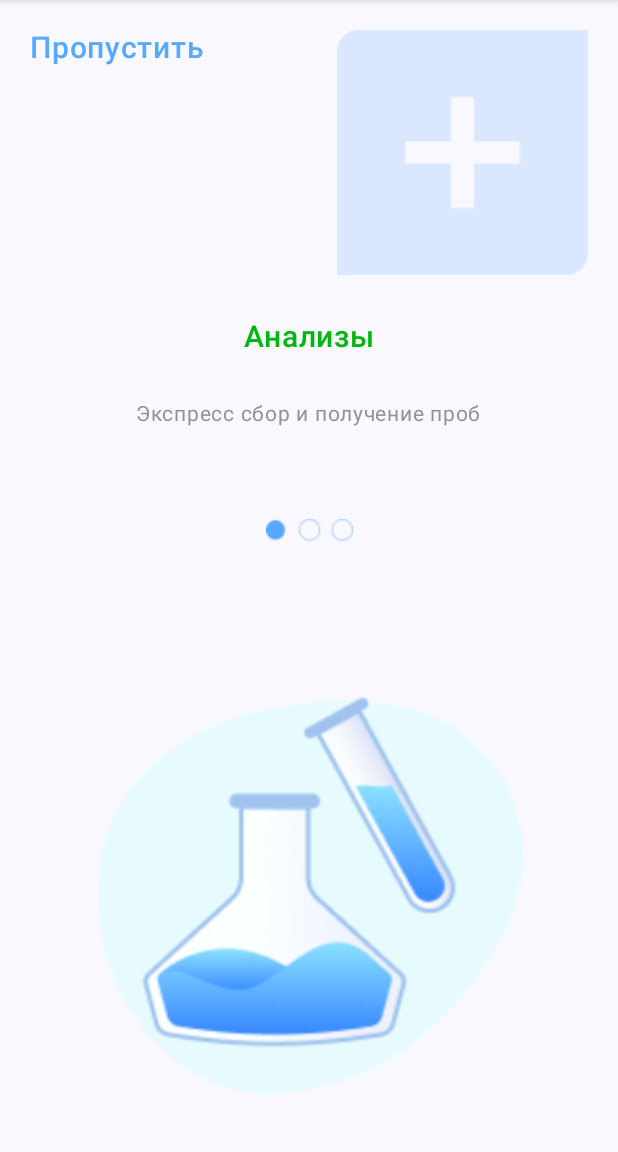
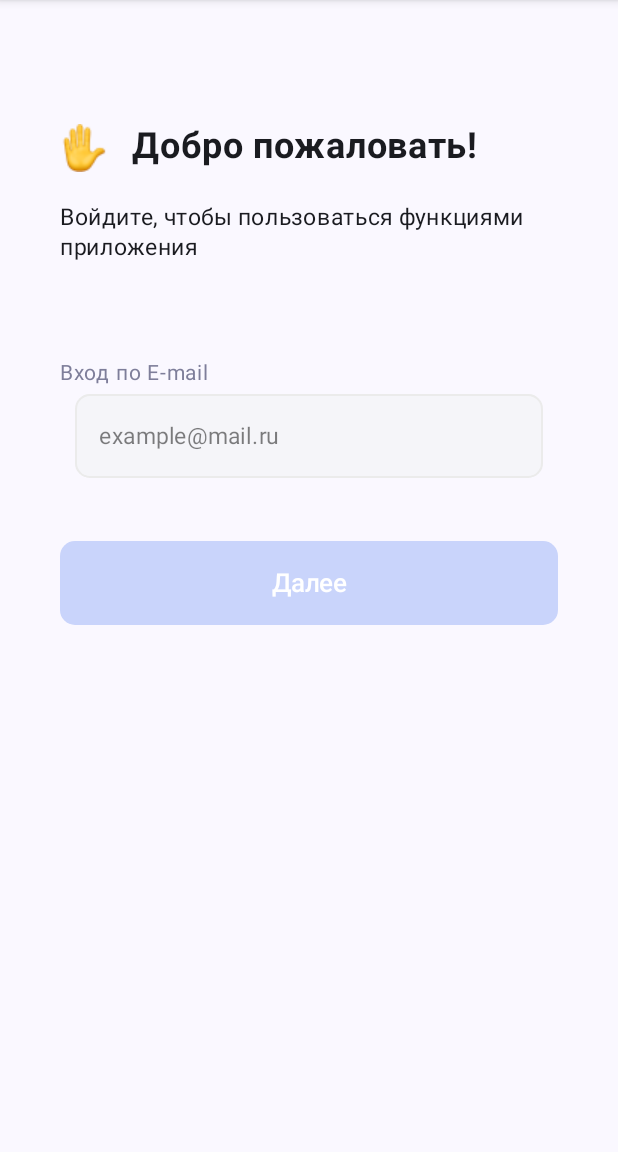
Before and after one commit to Mashka2004/Smartlab, an Android app built with Jetpack Compose: the screen it shows after launch (MainActivity), after a tap on "Пропустить", on a phone screen of 412 x 824 dp, the part 84-1236 px from its top. Run offline under Robolectric (Android 15) with nearby library versions, the phone set to English and light mode, and no system bars.

Commit message:
Добавили дополнительные экраны, логику и переходы

```diff
--- a/app/build.gradle.kts
+++ b/app/build.gradle.kts
@@ -51,6 +51,7 @@ dependencies {
     implementation(libs.androidx.material3)
     implementation(libs.androidx.core.splashscreen)
     implementation(libs.foundation)
+    implementation(libs.androidx.navigation.compose)
     testImplementation(libs.junit)
     androidTestImplementation(libs.androidx.junit)
     androidTestImplementation(libs.androidx.espresso.core)
--- a/app/src/main/java/com/example/smartlab/MainActivity.kt
+++ b/app/src/main/java/com/example/smartlab/MainActivity.kt
@@ -4,22 +4,17 @@ import android.os.Bundle
 import androidx.activity.ComponentActivity
 import androidx.activity.compose.setContent
 import androidx.activity.enableEdgeToEdge
-import androidx.compose.foundation.ExperimentalFoundationApi
 import androidx.compose.foundation.layout.fillMaxSize
 import androidx.compose.foundation.layout.padding
 import androidx.compose.foundation.pager.HorizontalPager
 import androidx.compose.foundation.pager.rememberPagerState
 import androidx.compose.material3.Scaffold
-import androidx.compose.material3.Text
-import androidx.compose.runtime.Composable
 import androidx.compose.ui.Modifier
 import androidx.compose.ui.graphics.ImageBitmap
-import androidx.compose.ui.graphics.vector.ImageVector
 import androidx.compose.ui.res.imageResource
-import androidx.compose.ui.res.vectorResource
-import androidx.compose.ui.tooling.preview.Preview
 import androidx.core.splashscreen.SplashScreen.Companion.installSplashScreen
 import com.example.smartlab.layouts.OnBoard
+import com.example.smartlab.navigation.AppNavigation
 import com.example.smartlab.ui.theme.SmartlabTheme
 
 class MainActivity : ComponentActivity() {
@@ -35,33 +30,7 @@ class MainActivity : ComponentActivity() {
             SmartlabTheme() {
                 Scaffold(modifier = Modifier.fillMaxSize()) { innerPadding ->
                     HorizontalPager(state = pagerState) {page->
-                        if (page == 0) {
-
-                            OnBoard(
-                                buttomText = "Пропустить", headeText = "Анализы",
-                                descriptionText = "Экспресс сбор и получение проб",
-                                dotsImageBitmap = ImageBitmap.imageResource(R.drawable.group_1),
-                                illustration = ImageBitmap.imageResource(R.drawable.illustration),
-                                modifier = Modifier.padding(innerPadding)
-                            )
-                        }else if (page==1) {
-
-                            OnBoard(
-                                buttomText = "Пропустить", headeText = "Уведомления",
-                                descriptionText = "Вы быстро узнаете о результатах",
-                                dotsImageBitmap = ImageBitmap.imageResource(R.drawable.group_2),
-                                illustration = ImageBitmap.imageResource(R.drawable.imagesscreen),
-                                modifier = Modifier.padding(innerPadding))
-                        }else{
-
-                            OnBoard(
-                                buttomText = "Завершить", headeText = "Мониторинг",
-                                descriptionText = "Наши врачи всегда наблюдают \n" +
-                                        "за вашими показателями здоровья",
-                                dotsImageBitmap = ImageBitmap.imageResource(R.drawable.group_3),
-                                illustration = ImageBitmap.imageResource(R.drawable.images3),
-                                modifier = Modifier.padding(innerPadding))
-                        }
+                    AppNavigation(modifier = Modifier.padding(innerPadding))
                     }
                 }
             }
--- a/app/src/main/java/com/example/smartlab/components/InputText.kt
+++ b/app/src/main/java/com/example/smartlab/components/InputText.kt
@@ -29,7 +29,6 @@ fun InputText(modifier: Modifier = Modifier, placeholder: String, enabled: Boole
         onValueChange = { text = it },
         modifier = modifier,
         enabled = enabled,
-        readOnly = true,
         placeholder = {
             Text(
                 text = placeholder,
--- a/app/src/main/java/com/example/smartlab/components/PrimaryButton.kt
+++ b/app/src/main/java/com/example/smartlab/components/PrimaryButton.kt
@@ -13,11 +13,11 @@ import androidx.compose.ui.unit.sp
 import com.example.smartlab.ui.theme.AccentColor
 import com.example.smartlab.ui.theme.AccentInactiveColor
 
-
 @Composable
-fun PrimaryButton(modifier: Modifier = Modifier, onClick: () -> Unit = {}, Enable:Boolean=true, text:String) {
+fun PrimaryButton(modifier: Modifier = Modifier, onClick: () -> Unit = {},
+                  Enable:Boolean=true, text:String) {
     Button(
-        onClick = {},
+        onClick = {onClick()},
         modifier=modifier,
         enabled = Enable,
         shape = RoundedCornerShape(10.dp),
@@ -35,5 +35,4 @@ fun PrimaryButton(modifier: Modifier = Modifier, onClick: () -> Unit = {}, Enabl
             lineHeight = 24.sp
         )
     }
-
 }
--- a/app/src/main/java/com/example/smartlab/layouts/Authorization.kt
+++ b/app/src/main/java/com/example/smartlab/layouts/Authorization.kt
@@ -1,6 +1,5 @@
 package com.example.smartlab.layouts
 
-import androidx.compose.foundation.BorderStroke
 import androidx.compose.foundation.Image
 import androidx.compose.foundation.layout.Column
 import androidx.compose.foundation.layout.Row
@@ -12,33 +11,51 @@ import androidx.compose.foundation.layout.padding
 import androidx.compose.foundation.layout.size
 import androidx.compose.foundation.layout.width
 import androidx.compose.foundation.shape.RoundedCornerShape
-import androidx.compose.material3.Button
-import androidx.compose.material3.ButtonDefaults
+import androidx.compose.foundation.text.KeyboardOptions
+import androidx.compose.material3.OutlinedTextField
+import androidx.compose.material3.OutlinedTextFieldDefaults
 import androidx.compose.material3.Text
 import androidx.compose.runtime.Composable
+import androidx.compose.runtime.getValue
+import androidx.compose.runtime.mutableStateOf
+import androidx.compose.runtime.remember
+import androidx.compose.runtime.setValue
 import androidx.compose.ui.Modifier
 import androidx.compose.ui.graphics.Color
 import androidx.compose.ui.graphics.ImageBitmap
 import androidx.compose.ui.res.imageResource
+import androidx.compose.ui.text.TextStyle
 import androidx.compose.ui.text.font.FontWeight
-import androidx.compose.ui.text.style.TextAlign
+import androidx.compose.ui.text.input.KeyboardType
 import androidx.compose.ui.tooling.preview.Preview
 import androidx.compose.ui.unit.dp
 import androidx.compose.ui.unit.sp
 import com.example.smartlab.R
 import com.example.smartlab.components.InputText
 import com.example.smartlab.components.PrimaryButton
-import com.example.smartlab.ui.theme.AccentInactiveColor
+import com.example.smartlab.ui.theme.AccentColor
 import com.example.smartlab.ui.theme.EmailColor
+import com.example.smartlab.ui.theme.InputBGColor
+import com.example.smartlab.ui.theme.InputFocusedBorderColor
+import com.example.smartlab.ui.theme.InputStrokeColor
 
-@Preview
+//Описание назначения класса - Класс Authorization используется для
+// отображения экрана входа в приложение,
+// где пользователи могут ввести свой адрес электронной почты.
+// Этот экран является первым шагом для доступа к функциональности приложения.
+//Дата создания - 17.12.2024;
+//Автор создания - Капотова Мария;
+
 @Composable
-private fun Authorization() {
+  fun Authorization(modifier: Modifier = Modifier,OnClick:()->Unit) {
     Column(
         Modifier.padding(20.dp)
             .fillMaxSize()
             .padding(top = 59.dp, start = 20.dp, end =20.dp, bottom = 56.dp)
     ) {
+        var email by remember { mutableStateOf("") }
+        var isValidEmail by remember { mutableStateOf(false) }
+        val emailRegex = Regex("^[A-Za-z0-9+_.-]+@[A-Za-z0-9.-]+\\.[A-Za-z]{2,6}\$")
         Spacer(Modifier.size(59.dp))
         Row {
             Image(ImageBitmap.imageResource(R.drawable.hello),null, modifier = Modifier.width(32.dp).height(32.dp))
@@ -51,7 +68,6 @@ private fun Authorization() {
                 modifier = Modifier.fillMaxWidth()
             )
         }
-
         Spacer(Modifier.size(20.dp))
         Text(
             text = "Войдите, чтобы пользоваться функциями приложения",
@@ -68,17 +84,48 @@ private fun Authorization() {
             color = EmailColor
         )
         Spacer(Modifier.height(4.dp))
-        InputText(placeholder = "example@mail.ru", modifier = Modifier.fillMaxWidth(1f))
+        OutlinedTextField(
+            value = email,
+            onValueChange = { newValue ->
+                email = newValue
+                isValidEmail = emailRegex.matches(newValue)
+            },
+            keyboardOptions = KeyboardOptions(keyboardType = KeyboardType.Email),
+
+            modifier = Modifier
+                .fillMaxWidth()
+                .padding(start = 10.dp, end = 10.dp, bottom = 10.dp),
+            enabled = true,
+            readOnly = false,
+            placeholder = {
+                Text(
+                    text = "example@mail.ru",
+                    fontSize = 15.sp,
+                    fontWeight = FontWeight.Normal,
+                    lineHeight = 20.sp
+                )
+            },
+            textStyle = TextStyle(
+                fontSize = 15.sp,
+                fontWeight = FontWeight.Normal,
+                lineHeight = 20.sp
+            ),
+            colors = OutlinedTextFieldDefaults.colors(
+                focusedContainerColor = InputBGColor,
+                unfocusedContainerColor = InputBGColor,
+                focusedPlaceholderColor = Color.Black.copy(alpha = 0.5f),
+                unfocusedPlaceholderColor = Color.Black.copy(alpha = 0.5f),
+                focusedBorderColor = InputFocusedBorderColor,
+                unfocusedBorderColor = InputStrokeColor,
+                cursorColor = AccentColor
+            ),
+            shape = RoundedCornerShape(10.dp)
+        )
         Spacer(Modifier.size(32.dp))
-        PrimaryButton(onClick={}, text = "Далее", Enable = false,modifier = Modifier.fillMaxWidth(1f).height(56.dp))
-
-
+        PrimaryButton(onClick={OnClick()}, text = "Далее",
+            Enable = isValidEmail,
+            modifier = Modifier
+                .fillMaxWidth(1f)
+                .height(56.dp))
         }
     }
-
-
-@Preview
-@Composable
-private fun AuthorizationView () {
-    Authorization()
-}
--- a/app/src/main/java/com/example/smartlab/layouts/OnBoard.kt
+++ b/app/src/main/java/com/example/smartlab/layouts/OnBoard.kt
@@ -1,61 +1,58 @@
 package com.example.smartlab.layouts
 
-import android.media.audiofx.AudioEffect.Descriptor
 import androidx.compose.foundation.Image
 import androidx.compose.foundation.layout.Column
-
 import androidx.compose.foundation.layout.Row
 import androidx.compose.foundation.layout.Spacer
 import androidx.compose.foundation.layout.fillMaxSize
 import androidx.compose.foundation.layout.height
 import androidx.compose.foundation.layout.padding
 import androidx.compose.foundation.layout.size
-import androidx.compose.foundation.layout.width
 import androidx.compose.runtime.Composable
 import androidx.compose.ui.Alignment
-
 import androidx.compose.ui.Modifier
 import androidx.compose.ui.graphics.ImageBitmap
-import androidx.compose.ui.graphics.vector.ImageVector
 import androidx.compose.ui.res.imageResource
-import androidx.compose.ui.res.vectorResource
 import androidx.compose.ui.tooling.preview.Preview
 import androidx.compose.ui.unit.dp
 import androidx.compose.ui.unit.sp
-
 import com.example.smartlab.R
 import com.example.smartlab.components.OnBoardDescription
 import com.example.smartlab.components.OnBoardHeader
 import com.example.smartlab.components.TextButton
 
-import org.w3c.dom.Text
-
+//Описание назначения класса - Класс OnBoard предназначен для создания экрана онбординга,
+// который помогает пользователям ознакомиться с основными функциями или особенностями приложения.
+// Он может быть использован для представления информации о продукте, услуг или инструкций по использованию приложения.;
+//Дата создания - 16.12.2024;
+//Автор создания - Капотова Мария;
 @Composable
 fun OnBoard(modifier: Modifier = Modifier,buttomText: String,headeText: String,descriptionText: String,
-            dotsImageBitmap: ImageBitmap,illustration: ImageBitmap) {
+            dotsImageBitmap: ImageBitmap,illustration: ImageBitmap,onClick:()->Unit) {
     Column(modifier = modifier.fillMaxSize().padding(20.dp)) {
 
         Row {
-            TextButton(text = buttomText, modifier = Modifier.weight(1f), onClick = {}, fonSize = 20.sp)
-            Image(ImageBitmap.imageResource(R.drawable.shape__1_),null, modifier = Modifier.weight(1f), alignment = Alignment.CenterEnd)
+            TextButton(text = buttomText, modifier = Modifier.weight(1f), onClick = {onClick()}, fonSize = 20.sp)
+            Image(ImageBitmap.imageResource(R.drawable.shape__1_),null, modifier = Modifier.weight(1f).size(163.dp), alignment = Alignment.CenterEnd)
         }
-        Spacer(Modifier.height(29.dp))
+        Spacer(Modifier.height(60.dp))
         OnBoardHeader(text = headeText, modifier = Modifier.align(Alignment.CenterHorizontally))
-        Spacer(Modifier.height(29.dp))
+        Spacer(Modifier.height(26.dp))
         OnBoardDescription(text = descriptionText, modifier = Modifier.align(Alignment.CenterHorizontally))
-        Spacer(Modifier.height(60.dp))
-        Image(dotsImageBitmap,null, modifier = Modifier.align(Alignment.CenterHorizontally))
-        Spacer(Modifier.weight(1f))
+        Spacer(Modifier.height(40.dp))
+        Image(dotsImageBitmap,null, modifier = Modifier.align(Alignment.CenterHorizontally).size(58.dp))
+        Spacer(Modifier.weight(1f).height(106.dp))
         Image(illustration,null, modifier = Modifier.align(Alignment.CenterHorizontally).fillMaxSize(0.8f))
     }
 }
 
 @Preview
 @Composable
-private fun OnBoardPrewiew() {
+private fun OnBoardPreview() {
     OnBoard(
         buttomText = "Пропустить", headeText = "Анализы",
         descriptionText = "Экспресс сбор и получение проб",
         dotsImageBitmap = ImageBitmap.imageResource(R.drawable.group_1),
-        illustration = ImageBitmap.imageResource(R.drawable.illustration))
+        illustration = ImageBitmap.imageResource(R.drawable.illustration),
+        onClick = {})
 }
--- /dev/null
+++ b/app/src/main/java/com/example/smartlab/navigation/AppNavigation.kt
@@ -0,0 +1,71 @@
+package com.example.smartlab.navigation
+
+import androidx.compose.foundation.layout.fillMaxSize
+import androidx.compose.foundation.layout.padding
+import androidx.compose.foundation.pager.HorizontalPager
+import androidx.compose.foundation.pager.rememberPagerState
+import androidx.compose.runtime.Composable
+import androidx.compose.ui.Modifier
+import androidx.compose.ui.graphics.ImageBitmap
+import androidx.compose.ui.res.imageResource
+import androidx.navigation.compose.NavHost
+import androidx.navigation.compose.composable
+import androidx.navigation.compose.rememberNavController
+import com.example.smartlab.R
+import com.example.smartlab.layouts.OnBoard
+import com.example.smartlab.layouts.Authorization
+import com.example.smartlab.layouts.Confirmation
+
+@Composable
+fun AppNavigation(modifier: Modifier = Modifier) {
+    val navControler = rememberNavController()
+
+    NavHost(navControler, startDestination = "main"){
+        composable("main") {
+            val pagerState = rememberPagerState(pageCount = {
+                3
+            })
+            HorizontalPager(state = pagerState) { page ->
+                if (page == 0) {
+
+                    OnBoard(
+                        buttomText = "Пропустить", headeText = "Анализы",
+                        descriptionText = "Экспресс сбор и получение проб",
+                        dotsImageBitmap = ImageBitmap.imageResource(R.drawable.group_1),
+                        illustration = ImageBitmap.imageResource(R.drawable.illustration),
+                        onClick = {navControler.navigate("email")},
+                        modifier = modifier
+                    )
+                }else if (page==1) {
+
+                    OnBoard(
+                        buttomText = "Пропустить", headeText = "Уведомления",
+                        descriptionText = "Вы быстро узнаете о результатах",
+                        dotsImageBitmap = ImageBitmap.imageResource(R.drawable.group_2),
+                        illustration = ImageBitmap.imageResource(R.drawable.imagesscreen),
+                        onClick = {navControler.navigate("email")},
+                        modifier = modifier)
+                }else{
+
+                    OnBoard(
+                        buttomText = "Завершить", headeText = "Мониторинг",
+                        descriptionText = "Наши врачи всегда наблюдают \n" +
+                                "за вашими показателями здоровья",
+                        dotsImageBitmap = ImageBitmap.imageResource(R.drawable.group_3),
+                        illustration = ImageBitmap.imageResource(R.drawable.images3),
+                        onClick = {navControler.navigate("email")},
+                        modifier = modifier
+                            .fillMaxSize())
+                }
+            }
+
+        }
+        composable("email") {
+            Authorization(OnClick = {navControler.navigate("confirmCode")})
+        }
+
+        composable("confirmCode") {
+          Confirmation()
+        }
+    }
+}
--- a/gradle/libs.versions.toml
+++ b/gradle/libs.versions.toml
@@ -10,6 +10,7 @@ espressoCore = "3.6.1"
 lifecycleRuntimeKtx = "2.6.1"
 activityCompose = "1.9.3"
 composeBom = "2024.04.01"
+navigate = "2.8.5"
 
 [libraries]
 androidx-core-ktx = { group = "androidx.core", name = "core-ktx", version.ref = "coreKtx" }
@@ -28,7 +29,7 @@ androidx-ui-tooling-preview = { group = "androidx.compose.ui", name = "ui-toolin
 androidx-ui-test-manifest = { group = "androidx.compose.ui", name = "ui-test-manifest" }
 androidx-ui-test-junit4 = { group = "androidx.compose.ui", name = "ui-test-junit4" }
 androidx-material3 = { group = "androidx.compose.material3", name = "material3" }
-
+androidx-navigation-compose = {group = "androidx.navigation", name = "navigation-compose", version.ref = "navigate"}
 
 [plugins]
 android-application = { id = "com.android.application", version.ref = "agp" }
```
Also changed, not shown: app/src/main/java/com/example/smartlab/layouts/Confirmation.kt (+71 -26 lines), app/src/main/java/com/example/smartlab/layouts/CreatePwd.kt (+22 -1 lines), app/src/main/res/drawable/ellipse_1.xml (added, +9 -0 lines), app/src/main/res/drawable/ellipse_2.xml (added, +11 -0 lines).
